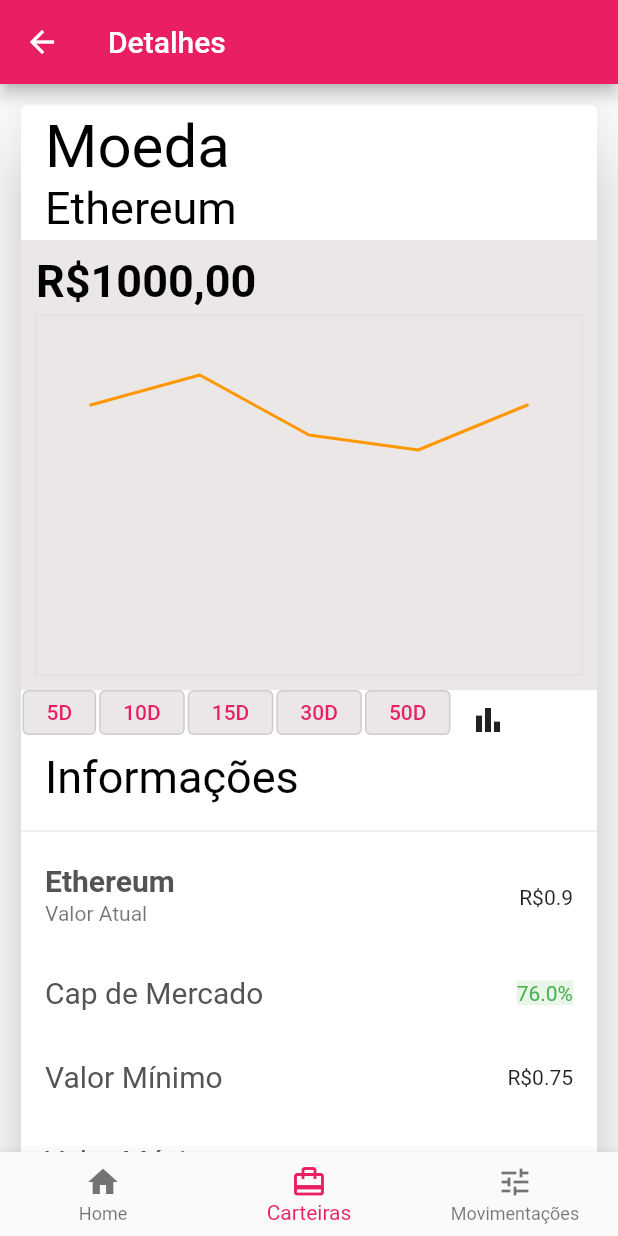
After one commit to ProgRS/CryptoMoedas, a Flutter app: the MoedasDetalhesPage screen opened directly with sample values from the repository, on a phone screen of 412 x 824 dp. The commit adds this screen. Run offline on Flutter 3.47's test engine with Material 2 defaults, Android fonts, the phone set to English and light mode, and no system bars; our stand-ins replace syncfusion_flutter_charts.

Commit message:
Implementação da tela de detalhes das moedas

```diff
--- /dev/null
+++ b/lib/Widgets/chart_buttons.dart
@@ -0,0 +1,29 @@
+import 'package:flutter/material.dart';
+
+class ChartButtons extends StatelessWidget {
+  final String buttonName;
+  final VoidCallback onPressed;
+  const ChartButtons(
+      {Key? key, required this.buttonName, required this.onPressed})
+      : super(key: key);
+
+  @override
+  Widget build(BuildContext context) {
+    return Padding(
+      padding: const EdgeInsets.symmetric(horizontal: 1),
+      child: OutlinedButton(
+          style: ButtonStyle(
+            backgroundColor: MaterialStateProperty.all(
+                const Color.fromARGB(255, 235, 231, 231)),
+            minimumSize: MaterialStateProperty.all(const Size(40, 40)),
+
+            //maximumSize: MaterialStateProperty.all(const Size(36, 36)),
+
+          ),
+          onPressed: () {
+            onPressed();
+          },
+          child: Text(buttonName)),
+    );
+  }
+}
--- a/lib/models/coin.dart
+++ b/lib/models/coin.dart
@@ -8,6 +8,24 @@ class Moeda{
   String cdi;
   String valor;
   double variacao;
+  bool alterarValorCarteira;
+  double valor_default;
+  double valor_default_min;
+  double valor_default_max;
+  List <double> valorAtual;
+  List <double> valorMin;
+  List <double> valorMax;
+  List <double> capMercado;
+  List <int> dia_5 ;
+  List <double> valor_5;
+  List <int> dia_10 ;
+  List <double> valor_10;
+  List <int> dia_15 ;
+  List <double> valor_15;
+  List <int> dia_30 ;
+  List <double> valor_30;
+  List <int> dia_50 ;
+  List <double> valor_50;
 
 
 
@@ -21,7 +39,24 @@ class Moeda{
     required this.cdi,
     required this.valor,
     required this.variacao,
-
+    required this.dia_5,
+    required this.valor_5,
+    required this.dia_10,
+    required this.valor_10,
+    required this.dia_15,
+    required this.valor_15,
+    required this.dia_30,
+    required this.valor_30,
+    required this.dia_50,
+    required this.valor_50,
+    required this.alterarValorCarteira,
+    required this.valorAtual,
+    required this.valorMin,
+    required this.valorMax,
+    required this.valor_default_max,
+    required this.valor_default_min,
+    required this.capMercado,
+    required this.valor_default,
 
 
   });
--- a/lib/pages/carteiraApp.dart
+++ b/lib/pages/carteiraApp.dart
@@ -1,7 +1,9 @@
 import 'package:flutter/cupertino.dart';
 import 'package:flutter/material.dart';
 
+import '../models/coin.dart';
 import '../repositories/coin_repository.dart';
+import 'moedas_detalhes_page.dart';
 
 class TelaInicialWidget extends StatefulWidget {
 
@@ -18,7 +20,7 @@ class TelaInicialState extends State<TelaInicialWidget> {
 
     bool opacidade = true;
     String carteira = 'Carteira';
-
+    List<Moeda> selecionadas = [];
     Widget listagemCrypto(int moeda){
          return
              Column(
@@ -44,12 +46,29 @@ class TelaInicialState extends State<TelaInicialWidget> {
                         ),
                       ),
 
+                      selected: selecionadas.contains(tabela[moeda]),
+                    selectedTileColor: Colors.indigo[50],
+                    onLongPress: (){
+                         setState(() {
+                           (selecionadas.contains(tabela[moeda]))
+                               ? selecionadas.remove(tabela[moeda]) : selecionadas.add(tabela[moeda]);
+                         });
+                    },
+                    onTap: () => mostrarDetalhes(tabela[moeda]),
+
                   )
+
+
                 ],
          );
     }
 
-
+ mostrarDetalhes(Moeda moeda){
+        Navigator.push(context, MaterialPageRoute(
+            builder: (_) => MoedasDetalhesPage(moeda: moeda),
+         ),
+        );
+    }
 
     @override
   Widget build(BuildContext context){
--- /dev/null
+++ b/lib/pages/moedas_detalhes_page.dart
@@ -0,0 +1,351 @@
+import 'package:flutter/material.dart';
+
+import '../Widgets/chart_buttons.dart';
+import '../models/coin.dart';
+import '../repositories/coin_repository.dart';
+import 'package:syncfusion_flutter_charts/charts.dart';
+
+
+class MoedasDetalhesPage extends StatefulWidget{
+  Moeda moeda;
+  MoedasDetalhesPage({Key? key, required this.moeda}) : super(key: key);
+
+
+  @override
+  _MoedasDetalhesPageState createState() => _MoedasDetalhesPageState();
+
+}
+
+class _MoedasDetalhesPageState extends State<MoedasDetalhesPage>{
+
+  String pageName = "Detalhes";
+  int index = 0;
+  double totalCarteira = 0;
+  double saldo = 0;
+  bool select = false;
+  List<ChartData> data = <ChartData>[];
+  ChartData data2 = ChartData(0, 0) ;
+  final tabela = MoedaRepository.tabela;
+
+
+  @override
+  initState() {
+    super.initState();
+    //data = generateSpots(50)
+    int j ;
+    if(widget.moeda.moeda == "Ethereum"){
+        j = 0;
+    }else if(widget.moeda.moeda == "Bitcoin"){
+      j = 1;
+    }else{
+      j = 2;
+    }
+    widget.moeda.valor_default = widget.moeda.valorAtual[0];
+    widget.moeda.variacao = widget.moeda.capMercado[0];
+    widget.moeda.valor_default_min = widget.moeda.valorMin[0];
+    widget.moeda.valor_default_max = widget.moeda.valorMax[0];
+    for (int i = 0; i < 5; i++) {
+      data2 = ChartData(tabela[j].dia_5[i], tabela[j].valor_5[i]);
+      data.add(data2);
+    }
+  }
+
+
+  callDataCharts(int numberSpots, int posicao) {
+    setState(() {
+
+      if(numberSpots == 5) {
+
+        widget.moeda.valor_default = widget.moeda.valorAtual[0];
+        widget.moeda.variacao = widget.moeda.capMercado[0];
+        widget.moeda.valor_default_min = widget.moeda.valorMin[0];
+        widget.moeda.valor_default_max = widget.moeda.valorMax[0];
+        data.clear();
+        for(int i = 0; i < 5 ; i++){
+          data2  = ChartData(tabela[posicao].dia_5[i], tabela[posicao].valor_5[i]);
+          data.add(data2);
+
+        }
+
+
+      }else if(numberSpots == 10){
+        widget.moeda.valor_default = widget.moeda.valorAtual[1] ;
+        widget.moeda.variacao = widget.moeda.capMercado[1];
+        widget.moeda.valor_default_min = widget.moeda.valorMin[1];
+        widget.moeda.valor_default_max = widget.moeda.valorMax[1];
+        data.clear();
+        for(int i = 0; i < 10 ; i++ ) {
+          data2  = ChartData(tabela[posicao].dia_10[i], tabela[posicao].valor_10[i]);
+          data.add(data2);
+        }
+
+      }else if(numberSpots == 15){
+        widget.moeda.valor_default = widget.moeda.valorAtual[2] ;
+        widget.moeda.variacao = widget.moeda.capMercado[2];
+        widget.moeda.valor_default_min = widget.moeda.valorMin[2];
+        widget.moeda.valor_default_max = widget.moeda.valorMax[2];
+        data.clear();
+        for(int i = 0; i < 15 ; i++ ) {
+          data2  = ChartData(tabela[posicao].dia_15[i], tabela[posicao].valor_15[i]);
+          data.add(data2);
+        }
+
+      }else if(numberSpots == 30){
+        widget.moeda.valor_default = widget.moeda.valorAtual[3] ;
+        widget.moeda.variacao = widget.moeda.capMercado[3];
+        widget.moeda.valor_default_min = widget.moeda.valorMin[3];
+        widget.moeda.valor_default_max = widget.moeda.valorMax[3];
+        data.clear();
+        for(int i = 0; i < 30 ; i++ ) {
+          data2  = ChartData(tabela[posicao].dia_30[i], tabela[posicao].valor_30[i]);
+          data.add(data2);
+        }
+      }else {
+        widget.moeda.valor_default = widget.moeda.valorAtual[4] ;
+        widget.moeda.variacao = widget.moeda.capMercado[4];
+         widget.moeda.valor_default_min = widget.moeda.valorMin[4];
+        widget.moeda.valor_default_max = widget.moeda.valorMax[4];
+
+        data.clear();
+        for(int i = 0; i < 50 ; i++ ) {
+          data2  = ChartData(tabela[posicao].dia_50[i], tabela[posicao].valor_50[i]);
+          data.add(data2);
+        }
+      }
+
+    });
+  }
+
+
+  @override
+  Widget build(BuildContext context){
+    const valorCarteira = 1000;
+
+    return Scaffold(
+          appBar: AppBar(
+            title: const Text("Detalhes"),
+          ),
+          bottomNavigationBar: BottomNavigationBar(
+            currentIndex: 1,
+            items: const [
+              BottomNavigationBarItem(icon: Icon(Icons.home), label: 'Home'),
+              BottomNavigationBarItem(icon: Icon(Icons.wallet_travel), label: 'Carteiras'),
+              BottomNavigationBarItem(icon: Icon(Icons.tune), label: 'Movimentações')
+            ],
+          ) ,
+          body: SingleChildScrollView(
+            child: Container(
+              padding: const EdgeInsets.all(10.0),
+              child: DecoratedBox(
+                decoration: const BoxDecoration(
+                  border: Border(
+                    bottom: BorderSide(width: 1, color: Colors.grey),
+                  ),
+                ),
+                child: SizedBox(
+                  child: Card(
+                    elevation: 20,
+                    child: Column(
+                      mainAxisAlignment: MainAxisAlignment.start,
+                      crossAxisAlignment: CrossAxisAlignment.center,
+                      verticalDirection: VerticalDirection.down,
+                      children: [
+                        ListTile(
+                          title: const Text(
+                            "Moeda",
+                            style: TextStyle(fontSize: 40, color: Colors.black),
+                          ),
+                          subtitle: Text(
+                            widget.moeda.moeda,
+                            style: const TextStyle(
+                                fontSize: 30, color: Colors.black),
+                          ),
+
+                        ),
+                        Center(
+
+                          child: SfCartesianChart(
+                              primaryXAxis: CategoryAxis(isVisible: false),
+                              primaryYAxis: NumericAxis(isVisible: false),
+                              backgroundColor: const Color.fromARGB(255, 235, 231, 231),
+                              title: ChartTitle(
+                                  text: ("R\$$valorCarteira,00"),
+                                  alignment: ChartAlignment.near,
+                                  textStyle: const TextStyle(
+                                      color: Colors.black,
+                                      fontSize: 30,
+                                      fontWeight: FontWeight.bold)),
+                              series: <ChartSeries>[
+                                LineSeries<ChartData, int>(
+                                    animationDuration: 1000,
+                                    color: Colors.orange,
+                                    dataSource: data,
+                                    xValueMapper: (ChartData data, _) => data.x,
+                                    yValueMapper: (ChartData data, _) => data.y,
+                                  dataLabelSettings: const DataLabelSettings(isVisible: false),
+                                  markerSettings: const MarkerSettings(isVisible: false),
+                                )
+
+                              ]
+                          ),
+
+                        ),
+
+                        SizedBox(
+                          height: 30,
+                          child: ListView(
+                            scrollDirection: Axis.horizontal,
+
+                            children: [
+                              ChartButtons(
+                                  buttonName: "5D",
+                                  onPressed: () {
+                                    if(widget.moeda.moeda == "Ethereum"){
+                                      callDataCharts(5, 0);
+                                    }else if(widget.moeda.moeda == "Bitcoin"){
+                                      callDataCharts(5, 1);
+                                    }else{
+                                      callDataCharts(5, 2);
+                                    }
+
+                                  }),
+                              ChartButtons(
+                                  buttonName: "10D",
+                                  onPressed: () {
+                                    if(widget.moeda.moeda == "Ethereum"){
+                                      callDataCharts(10, 0);
+                                    }else if(widget.moeda.moeda == "Bitcoin"){
+                                      callDataCharts(10, 1);
+                                    }else{
+                                      callDataCharts(10, 2);
+                                    }
+                                  }),
+                              ChartButtons(
+                                  buttonName: "15D",
+                                  onPressed: () {
+                                    if(widget.moeda.moeda == "Ethereum"){
+                                      callDataCharts(15, 0);
+                                    }else if(widget.moeda.moeda == "Bitcoin"){
+                                      callDataCharts(15, 1);
+                                    }else{
+                                      callDataCharts(15, 2);
+                                    }
+                                  }),
+                              ChartButtons(
+                                  buttonName: "30D",
+                                  onPressed: () {
+                                    if(widget.moeda.moeda == "Ethereum"){
+                                      callDataCharts(30, 0);
+                                    }else if(widget.moeda.moeda == "Bitcoin"){
+                                      callDataCharts(30, 1);
+                                    }else{
+                                      callDataCharts(30, 2);
+                                    }
+                                  }),
+                              ChartButtons(
+                                  buttonName: "50D",
+                                  onPressed: () {
+                                    if(widget.moeda.moeda == "Ethereum"){
+                                      callDataCharts(50, 0);
+                                    }else if(widget.moeda.moeda == "Bitcoin"){
+                                      callDataCharts(50, 1);
+                                    }else{
+                                      callDataCharts(50, 2);
+                                    }
+                                  }),
+                              IconButton(
+                                onPressed: () => {},
+                                icon: const Icon(Icons.bar_chart),
+                              ),
+
+                            ],
+                          ),
+                        ),
+
+                        const ListTile(
+                          title: Text(
+                            "Informações",
+                            style: TextStyle(fontSize: 30, color: Colors.black),
+                          ),
+                        ),
+                        const Divider(),
+                        ListTile(
+                          title: Text(
+                            widget.moeda.moeda,
+                            style: const TextStyle(
+                              fontSize: 20,
+                              fontWeight: FontWeight.bold,
+                              color: Color.fromARGB(255, 85, 83, 83),
+                            ),
+                          ),
+                          subtitle: const Text("Valor Atual"),
+                          trailing:  Text("R\$${widget.moeda.valor_default}"),
+                        ),
+                        ListTile(
+
+                          title: const Text(
+                            "Cap de Mercado",
+                            style: TextStyle(
+                                fontSize: 20,
+                                color: Color.fromARGB(255, 85, 83, 83)),
+                          ),
+                          trailing:
+                             Text(
+                              "${widget.moeda.variacao}%",
+                              style: TextStyle( color: (widget.moeda.variacao > 0) ? Colors.green : Colors.red,
+                                  backgroundColor: (widget.moeda.variacao > 0) ?  Colors.green[50] : Colors.red[50]),
+                              textAlign: TextAlign.center,
+                          ),
+
+                        ),
+                        ListTile(
+                          title: const Text(
+                            "Valor Mínimo",
+                            style: TextStyle(
+                                fontSize: 20,
+                                color: Color.fromARGB(255, 85, 83, 83)),
+                          ),
+                          trailing: Text("R\$${widget.moeda.valor_default_min}"),
+                        ),
+                        ListTile(
+                          title: const Text(
+                            "Valor Máximo",
+                            style: TextStyle(
+                                fontSize: 20,
+                                color: Color.fromARGB(255, 85, 83, 83)),
+                          ),
+                          trailing: Text("R\$${widget.moeda.valor_default_max}"),
+                        ),
+
+                        OutlinedButton(
+                          style: ButtonStyle(
+                              alignment: Alignment.center,
+                              backgroundColor:
+                              MaterialStateProperty.all(Colors.pink)),
+                          onPressed: () {
+
+                          },
+                          child: const Text(
+                            "Converter Moeda",
+                            style: TextStyle(
+                                color: Color.fromARGB(255, 255, 255, 255)),
+                          ),
+                        ),
+
+                      ],
+                    ),
+                  ),
+                ),
+              ),
+            ),
+          ),
+
+        //)
+    );
+  }
+}
+class ChartData {
+  ChartData(this.x, this.y);
+   int x;
+   double? y;
+}
--- a/lib/repositories/coin_repository.dart
+++ b/lib/repositories/coin_repository.dart
@@ -12,8 +12,32 @@ class MoedaRepository{
       icone: 'images/Ethereum.png',
       cdi: '(100% do CDI)',
       valor: 'R\$0,00',
-      variacao: 75,
-
+      variacao: 76,
+      valor_default: 0.9,
+      alterarValorCarteira: true,
+      valor_default_min: 0.75,
+      valor_default_max: 1,
+      valorAtual: [0.9,1.1,1.5,1.7,1.8],
+      valorMax: [1,1.6,1.8,1.9,1.9],
+      valorMin: [0.75,0.74,0.6,0.5, 0.4],
+      capMercado: [76 ,1.5, -0.9, 0.68, 1.7],
+      dia_50: [1,2,3,4,5,6,7,8,9,10,11,12,13,14,15, 16, 17, 18, 19, 20, 21, 22, 23, 24, 25,26,27,28,29,30,31,32,33,34,35,36,37,38,39,40,41,42,43,44,45,46,47,48,49,50],
+      valor_50: [0.9, 1, 0.8, 0.75, 0.9, 1.5, 1.4, 1.1, 1.3, 1.2,
+                  0.6, 1.7, 1.8 , 1.4, 1.7 , 1, 1.1, 0.9, 0.8, 1,
+                  1.6, 1.5, 1.2, 1.4, 1.7, 1.4, 1.8, 1.9 , 1.5, 1.8 ,
+                  0.9, 1, 0.8, 0.75, 0.9 , 0.9, 1, 0.8, 0.75, 0.9,
+                  1.5, 0.5, 1.1, 1.3, 1.6, 1.3, 1.7, 1.8 , 1.4, 1.7],
+      dia_30: [1,2,3,4,5,6,7,8,9,10,11,12,13,14,15, 16, 17, 18, 19, 20, 21, 22, 23, 24, 25,26,27,28,29,30],
+      valor_30: [0.9, 1, 0.8, 0.75, 0.9, 1.5, 1.4, 1.1, 1.3, 1.2,
+                 0.6, 1.7, 1.8 , 1.4, 1.7 , 1, 1.1, 0.9, 0.8, 1,
+                1.6, 1.5, 1.2, 1.4, 1.7, 1.4, 1.8, 1.9 , 1.5, 1.8],
+      dia_15: [1,2,3,4,5,6,7,8,9,10,11,12,13,14,15],
+      valor_15: [0.9, 1, 0.8, 0.75, 0.9, 1.5, 1.4, 1.1, 1.3, 1.2,
+                 0.6, 1.7, 1.8 , 1.4, 1.7],
+      dia_10: [1,2,3,4,5,6,7,8,9,10],
+      valor_10: [0.9, 1, 0.8, 0.75, 0.9, 1.5, 1.4, 1.1, 1.3, 1.2],
+      dia_5: [1,2,3,4,5],
+      valor_5: [0.9, 1, 0.8, 0.75, 0.9],
     ),
     Moeda(
 
@@ -24,10 +48,36 @@ class MoedaRepository{
       icone: 'images/bitcoin.png',
       cdi: '(100% do CDI)',
       valor: 'R\$1.000,00',
-      variacao: 75,
+      variacao: 77,
+      valor_default: 2.5,
+      alterarValorCarteira: true,
+      valor_default_min: 2.0,
+      valor_default_max: 2.5,
+      valorAtual: [2.5,2.8,3.3,3.4,2.5],
+      valorMax: [2.5,2.8,3.3,3.4,3.4],
+      valorMin: [2.0,1.9,1.85,1.8, 1.75],
+      capMercado: [77,1.6, -0.8, 0.78, 1.9],
 
+      dia_50: [1,2,3,4,5,6,7,8,9,10,11,12,13,14,15, 16, 17, 18, 19, 20, 21, 22, 23, 24, 25,26,27,28,29,30, 31,32,33,34,35,36,37,38,39,40,41,42,43,44,45,46,47,48,49,50],
+      valor_50: [ 2.0,2.1,2.3,2.4,2.5 ,2.6,2.2,2.3,1.9,2.8,
+                  2.9, 3.0, 1.85, 3.2, 3.3 , 2.1,2.2,2.4,2.5,2.6 ,
+                  2.7,2.8,2.4,2.8,2.9, 3.0, 3.1, 3.2, 1.8, 3.4 ,
+                  0.9, 1, 0.8, 0.75, 0.9, 1.5, 1.4, 1.1, 1.3, 1.6,
+                  1.3, 1.7, 1.8 , 1.4, 1.7, 2.0,1.75,2.3,2.4,2.5],
+      dia_30: [1,2,3,4,5,6,7,8,9,10,11,12,13,14,15, 16, 17, 18, 19, 20, 21, 22, 23, 24, 25,26,27,28,29,30],
+      valor_30: [2.0,2.1,2.3,2.4,2.5 ,2.6,2.2,2.3,1.9,2.8,
+                 2.9, 3.0, 1.85, 3.2, 3.3 , 2.1,2.2,2.4,2.5,2.6 ,
+                 2.7,2.8,2.4,2.8,2.9, 3.0, 3.1, 3.2, 1.8, 3.4],
+      dia_15: [1,2,3,4,5,6,7,8,9,10,11,12,13,14,15],
+      valor_15: [2.0,2.1,2.3,2.4,2.5 ,2.6,2.2,2.3,1.9,2.8,
+                  2.9, 3.0, 1.85, 3.2, 3.3],
+      dia_10: [1,2,3,4,5,6,7,8,9,10],
+      valor_10: [2.0,2.1,2.3,2.4,2.5 ,2.6,2.2,2.3,1.9,2.8],
+      dia_5: [1,2,3,4,5],
+      valor_5: [2.0,2.1,2.3,2.4,2.5],
     ),
     Moeda(
+
 
       valorCarteira: 'R\$ 2.000,00',
       rendimento: '+R\$ 100,00',
@@ -37,7 +87,32 @@ class MoedaRepository{
       cdi: '(100% do CDI)',
       valor: 'R\$0,00',
       variacao: -0.7,
-
+      valor_default: 3.4,
+      alterarValorCarteira: true,
+      valorAtual: [3.4,3.9,4.4,6.9,3.9],
+      valorMax: [3.4,3.9,4.4,6.9,6.9],
+      valorMin: [3.0,2.8,2.5,1.9, 1.5],
+      capMercado: [-0.7,3.7, -1.9, 0.88, 2.7],
+      valor_default_min: 3.0,
+      valor_default_max: 3.4,
+      valor_50: [3.0,3.1,3.2,3.3,3.4 ,3.5,3.6,3.7,3.8,3.9
+                 ,4.0,4.1,4.2,4.3,4.4 ,5.5,5.6,5.7,5.8,3.9,
+                 1.9,6.1,6.2,6.3,3.0 ,6.5,6.6,6.7,6.8,6.9 ,
+                 1.5,4.2,4.3,4.4,4.5 ,5.6,5.7,5.8,3.0,2.9 ,
+                 3.0,3.1,3.2,3.3,3.4 ,3.5,3.6,3.7,3.8,3.9 ,
+                  ],
+      dia_50: [1,2,3,4,5,6,7,8,9,10,11,12,13,14,15,16,17,18,19,20,21,22,23,24,25,26,27,28,29,30, 30, 31,32,33,34,35,36,37,38,39,40,41,42,43,44,45,46,47,48,49,50],
+      valor_30: [3.0,3.1,3.2,3.3,3.4 ,3.5,3.6,3.7,3.8,3.9
+                  ,2.5,4.1,4.2,4.3,4.4 ,5.5,5.6,5.7,5.8,3.9,
+                  1.9 ,6.1,6.2,6.3,3.0 ,6.5,6.6,6.7,6.8,6.9 ],
+      dia_30: [1,2,3,4,5,6,7,8,9,10,11,12,13,14,15,16,17,18,19,20,21,22,23,24,25,26,27,28,29,30],
+      valor_15: [3.0,3.1,3.2,3.3,3.4 ,3.5,3.6,3.7,2.8,3.9 ,
+                    2.5,4.1,4.2,4.3,4.4 ],
+      dia_15: [1,2,3,4,5,6,7,8,9,10,11,12,13,14,15],
+      dia_10: [1,2,3,4,5,6,7,8,9,10],
+      valor_10: [3.0,3.1,3.2,3.3,3.4,3.5,3.6,3.7,2.8,3.9],
+      dia_5: [1,2,3,4,5],
+      valor_5: [3.0,3.1,3.2,3.3,3.4],
     ),
   ];
 }
--- a/pubspec.yaml
+++ b/pubspec.yaml
@@ -38,7 +38,7 @@ dependencies:
 dev_dependencies:
   flutter_test:
     sdk: flutter
-
+  syncfusion_flutter_charts: ^20.1.51
   # The "flutter_lints" package below contains a set of recommended lints to
   # encourage good coding practices. The lint set provided by the package is
   # activated in the `analysis_options.yaml` file located at the root of your
```
Also changed, not shown: pubspec.lock.
